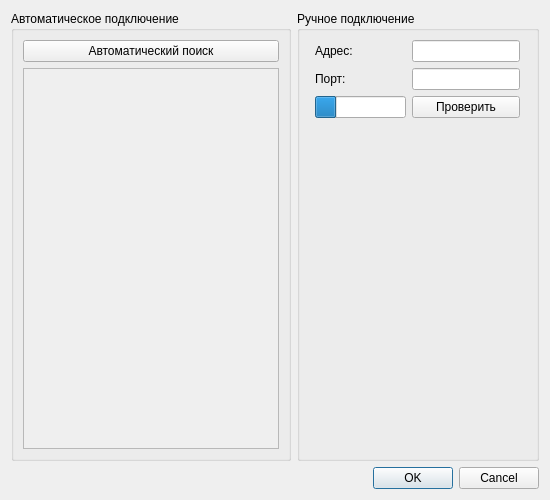
This is Source/search.ui in Grandbrain/Sensor as Qt 5 draws it before an edit. The edited form follows.
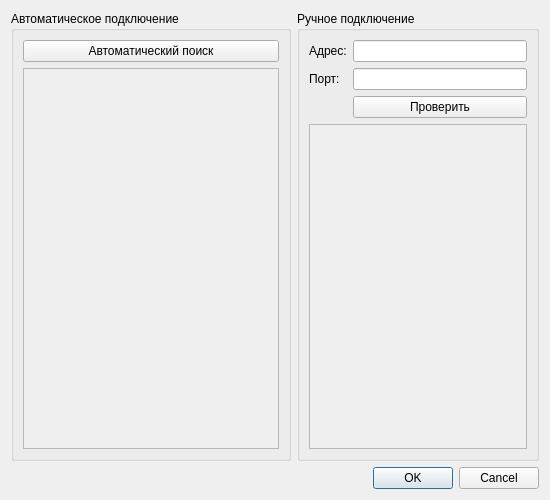
This is the edited form. Icons and pictures are not drawn.

Commit message: Delete resource file

```diff
--- a/Source/search.ui
+++ b/Source/search.ui
@@ -107,40 +107,23 @@
        <layout class="QGridLayout" name="gridLayout_5">
         <item row="0" column="0">
          <layout class="QGridLayout" name="gridLayout_3">
+          <property name="sizeConstraint">
+           <enum>QLayout::SetDefaultConstraint</enum>
+          </property>
           <item row="1" column="1">
            <widget class="QLineEdit" name="portEdit">
             <property name="sizePolicy">
-             <sizepolicy hsizetype="Fixed" vsizetype="Fixed">
+             <sizepolicy hsizetype="Preferred" vsizetype="Fixed">
               <horstretch>0</horstretch>
               <verstretch>0</verstretch>
              </sizepolicy>
             </property>
            </widget>
           </item>
-          <item row="0" column="0">
-           <widget class="QLabel" name="addressLabel">
-            <property name="sizePolicy">
-             <sizepolicy hsizetype="Fixed" vsizetype="Fixed">
-              <horstretch>0</horstretch>
-              <verstretch>0</verstretch>
-             </sizepolicy>
-            </property>
-            <property name="text">
-             <string>Адрес:</string>
-            </property>
-           </widget>
-          </item>
-          <item row="1" column="0">
-           <widget class="QLabel" name="portLabel">
-            <property name="text">
-             <string>Порт:</string>
-            </property>
-           </widget>
-          </item>
           <item row="0" column="1">
            <widget class="QLineEdit" name="addressEdit">
             <property name="sizePolicy">
-             <sizepolicy hsizetype="Fixed" vsizetype="Fixed">
+             <sizepolicy hsizetype="Preferred" vsizetype="Preferred">
               <horstretch>0</horstretch>
               <verstretch>0</verstretch>
              </sizepolicy>
@@ -150,7 +133,7 @@
           <item row="2" column="1">
            <widget class="QPushButton" name="testConnectionButton">
             <property name="sizePolicy">
-             <sizepolicy hsizetype="Minimum" vsizetype="Minimum">
+             <sizepolicy hsizetype="Preferred" vsizetype="Fixed">
               <horstretch>0</horstretch>
               <verstretch>0</verstretch>
              </sizepolicy>
@@ -160,45 +143,40 @@
             </property>
            </widget>
           </item>
-          <item row="2" column="0">
-           <widget class="QProgressBar" name="progressBar">
+          <item row="0" column="0">
+           <widget class="QLabel" name="label">
             <property name="sizePolicy">
              <sizepolicy hsizetype="Fixed" vsizetype="Fixed">
               <horstretch>0</horstretch>
               <verstretch>0</verstretch>
              </sizepolicy>
             </property>
-            <property name="autoFillBackground">
-             <bool>false</bool>
+            <property name="text">
+             <string>Адрес:</string>
             </property>
-            <property name="value">
-             <number>24</number>
+           </widget>
+          </item>
+          <item row="1" column="0">
+           <widget class="QLabel" name="label_2">
+            <property name="sizePolicy">
+             <sizepolicy hsizetype="Fixed" vsizetype="Fixed">
+              <horstretch>0</horstretch>
+              <verstretch>0</verstretch>
+             </sizepolicy>
             </property>
-            <property name="textVisible">
-             <bool>false</bool>
-            </property>
-            <property name="orientation">
-             <enum>Qt::Horizontal</enum>
-            </property>
-            <property name="invertedAppearance">
-             <bool>false</bool>
+            <property name="text">
+             <string>Порт:</string>
             </property>
            </widget>
           </item>
          </layout>
         </item>
-        <item row="2" column="0">
-         <spacer name="verticalSpacer_2">
-          <property name="orientation">
-           <enum>Qt::Vertical</enum>
+        <item row="1" column="0">
+         <widget class="QTextEdit" name="textEdit">
+          <property name="enabled">
+           <bool>false</bool>
           </property>
-          <property name="sizeHint" stdset="0">
-           <size>
-            <width>20</width>
-            <height>40</height>
-           </size>
-          </property>
-         </spacer>
+         </widget>
         </item>
        </layout>
       </widget>
```
Left out of the diff: 6 changed lines with no effect on the pictures.
